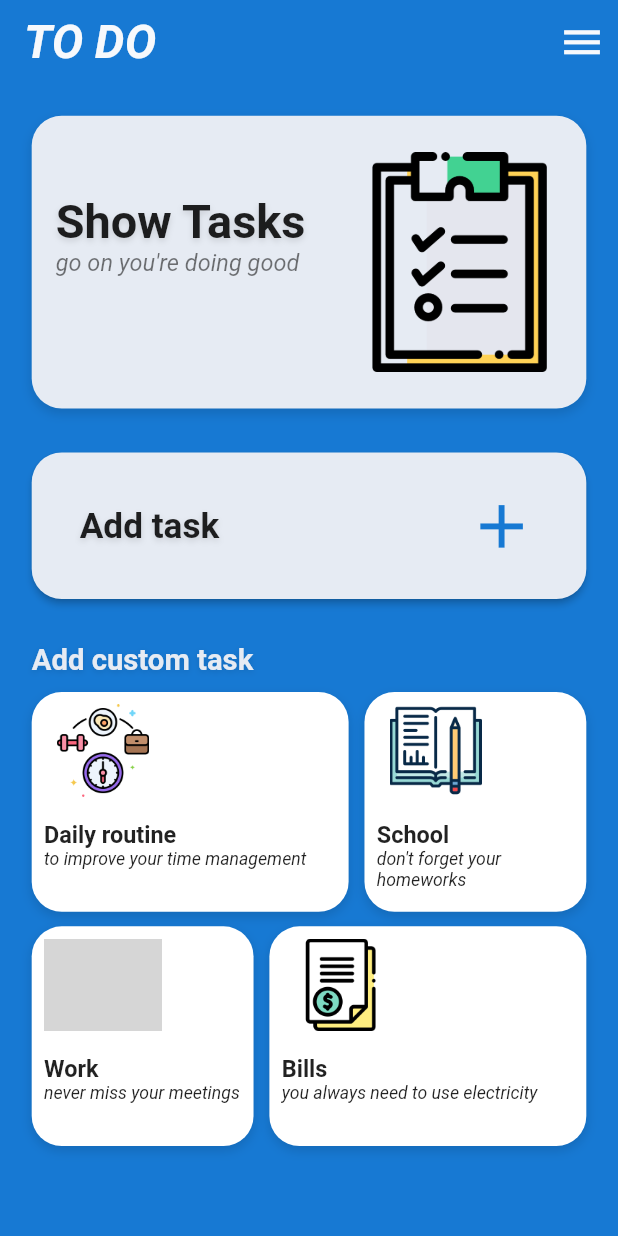
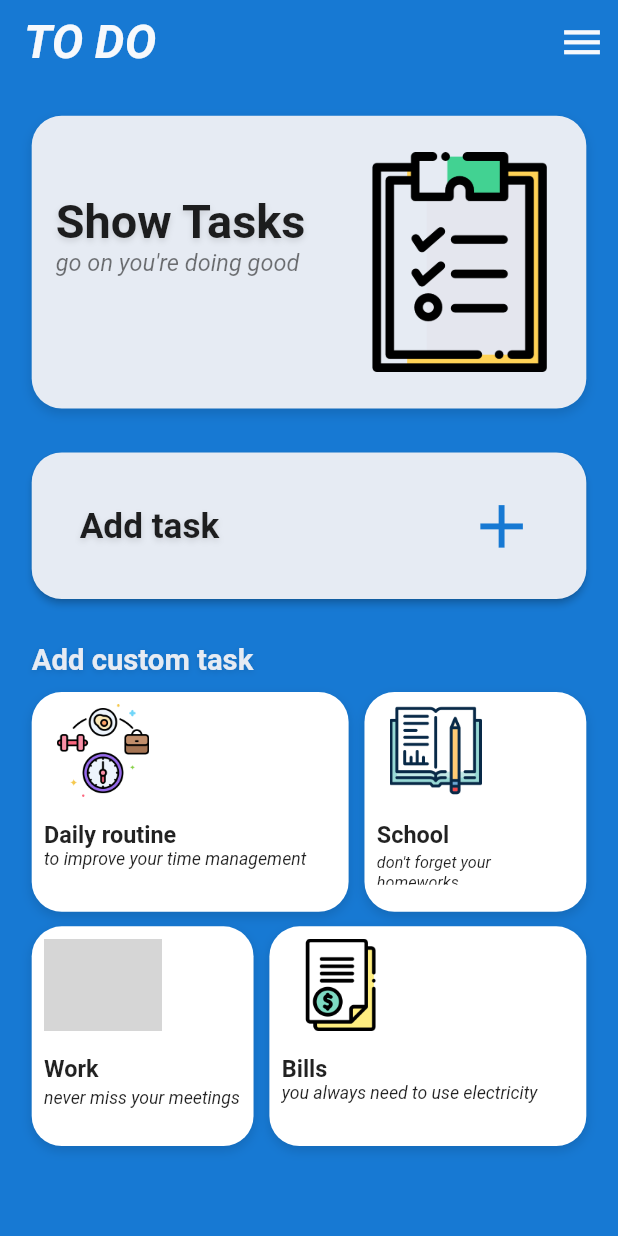
Before and after one commit to kutsaltekbas/mvvm_complete_todo_app, a Flutter app: the screen it shows after launch, on a phone screen of 412 x 824 dp. Run offline on Flutter 3.47's test engine with Material 2 defaults, Android fonts, the phone set to English and light mode, and no system bars; our stand-ins replace easy_localization, eva_icons_flutter, flutter_mobx, flutter_screenutil, mobx and 1 more; missing offline and left inert: dart:ffi, kartal; generated files the repository leaves out were written again; grey boxes are pictures that could not be loaded.

Commit message:
ui changes

```diff
--- a/lib/view/homepage screen/view/homepage_view.dart
+++ b/lib/view/homepage screen/view/homepage_view.dart
@@ -29,6 +29,7 @@ class HomePageView extends StatelessWidget {
           ),
           body: Padding(
             padding: EdgeInsets.all(20.w),
+            child: SingleChildScrollView(
               child: Column(
                 children: [
                   showTaskCard(viewmodel, context),
@@ -65,6 +66,7 @@ class HomePageView extends StatelessWidget {
                     ],
                   ),
                 ],
+              ),
             ),
           ),
         );
@@ -143,21 +145,25 @@ class HomePageView extends StatelessWidget {
                   fit: BoxFit.cover,
                 )),
             Container(
-                width: 220,
-                height: 65,
+                width: 200.w,
+                height: 60.h,
                 padding: context.paddingLow,
                 child: Column(
                   crossAxisAlignment: CrossAxisAlignment.start,
                   children: [
-                    Text(
+                    Expanded(
+                      child: Text(
                         LocaleKeys.home_card_3_2_title.tr(),
                         style: TextStyle(
                             fontWeight: FontWeight.bold, fontSize: 16.sp),
                       ),
-                    Text(
+                    ),
+                    Expanded(
+                      child: Text(
                         LocaleKeys.home_card_3_2_subtitle.tr(),
                         style: TextStyle(
                             fontStyle: FontStyle.italic, fontSize: 12.sp),
+                      ),
                     ),
                   ],
                 ))
@@ -191,21 +197,25 @@ class HomePageView extends StatelessWidget {
                 padding: context.paddingLow,
                 child: Image.asset("asset/image/school.png")),
             Container(
-                width: 200,
-                height: 65,
+                width: 220.w,
+                height: 60.h,
                 padding: context.paddingLow,
                 child: Column(
                   crossAxisAlignment: CrossAxisAlignment.start,
                   children: [
-                    Text(
+                    Expanded(
+                      child: Text(
                         LocaleKeys.home_card_3_1_title.tr(),
                         style: TextStyle(
                             fontWeight: FontWeight.bold, fontSize: 16.sp),
                       ),
-                    Text(
+                    ),
+                    Expanded(
+                      child: Text(
                         LocaleKeys.home_card_3_1_subtitle.tr(),
                         style: TextStyle(
-                          fontStyle: FontStyle.italic, fontSize: 12.sp),
+                            fontStyle: FontStyle.italic, fontSize: 11.sp),
+                      ),
                     ),
                   ],
                 ))
@@ -238,8 +248,8 @@ class HomePageView extends StatelessWidget {
                 padding: context.paddingLow,
                 child: Image.asset("asset/image/routine.png")),
             Container(
-                width: 200,
-                height: 60,
+                width: 200.w,
+                height: 60.h,
                 padding: context.paddingLow,
                 child: Column(
                   crossAxisAlignment: CrossAxisAlignment.start,
```
Also changed, not shown: lib/view/homepage screen/viewmodel/homepage_view_model.dart (+101 -24 lines), lib/view/homepage screen/viewmodel/homepage_view_model.g.dart. Lines whose indentation alone changed are shown as unchanged.
